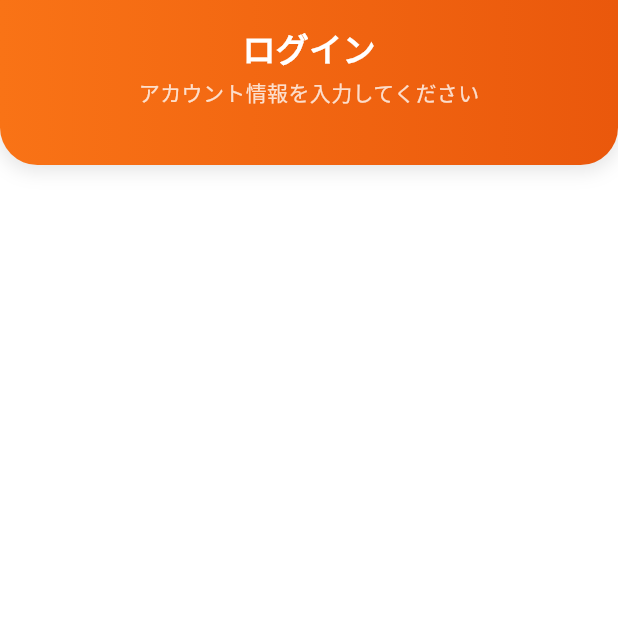
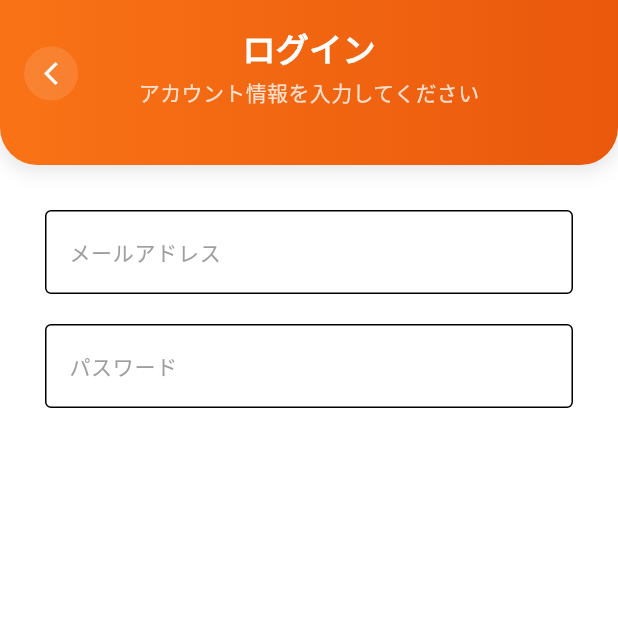
Before and after one commit to yukimiyake0607/task_flow, a Flutter app: the LoginPage screen opened by its route, on a phone screen of 412 x 824 dp, the top half of it. Run offline on Flutter 3.47's test engine with Material 3 defaults, Android fonts, the phone set to English and light mode, and no system bars; our stand-ins replace cloud_firestore, firebase_auth, firebase_core, flutter_riverpod, freezed_annotation, go_router and 1 more; accounts and stored records are empty.

Commit message:
update: custom_appbarに戻るボタンを任意で追加するように修正

```diff
--- a/lib/presentation/core/appbar/custom_appbar.dart
+++ b/lib/presentation/core/appbar/custom_appbar.dart
@@ -1,19 +1,18 @@
 import 'package:flutter/material.dart';
+import 'package:go_router/go_router.dart';
 import 'package:todo_app/presentation/core/theme/todo_card_color.dart';
 
 class CustomAppBar extends StatelessWidget implements PreferredSizeWidget {
   const CustomAppBar({
     super.key,
     required this.title,
-    required this.isPositionCenter,
+    this.isShowPopButton = false,
     this.subTitle,
-    this.actions,
   });
 
   final String title;
-  final bool isPositionCenter;
+  final bool isShowPopButton;
   final String? subTitle;
-  final List<Widget>? actions;
 
   @override
   Widget build(BuildContext context) {
@@ -43,15 +42,35 @@ class CustomAppBar extends StatelessWidget implements PreferredSizeWidget {
       child: SafeArea(
         child: Padding(
           padding: const EdgeInsets.all(16.0),
+          child: Stack(
+            children: [
+              // 前画面に戻るボタン
+              if (isShowPopButton)
+                Positioned(
+                  left: 0,
+                  top: 15,
+                  child: InkWell(
+                    onTap: () {
+                      context.pop();
+                    },
+                    child: Container(
+                      width: 36,
+                      height: 36,
+                      decoration: BoxDecoration(
+                        color: Colors.white.withAlpha(30),
+                        shape: BoxShape.circle,
+                      ),
+                      child: const Icon(
+                        Icons.arrow_back_ios_new,
+                        color: Colors.white,
+                        size: 18,
+                      ),
+                    ),
+                  ),
+                ),
+              // タイトルとサブタイトル
+              Center(
                 child: Column(
-            crossAxisAlignment: isPositionCenter == true
-                ? CrossAxisAlignment.center
-                : CrossAxisAlignment.start,
-            children: [
-              Row(
-                mainAxisAlignment: isPositionCenter == true
-                    ? MainAxisAlignment.center
-                    : MainAxisAlignment.start,
                   children: [
                     Text(
                       title,
@@ -60,9 +79,6 @@ class CustomAppBar extends StatelessWidget implements PreferredSizeWidget {
                         color: Colors.white,
                         fontWeight: FontWeight.bold,
                       ),
-                  ),
-                  ...?actions,
-                ],
                     ),
                     if (subTitle != null)
                       Padding(
@@ -78,6 +94,9 @@ class CustomAppBar extends StatelessWidget implements PreferredSizeWidget {
                   ],
                 ),
               ),
+            ],
+          ),
+        ),
       ),
     );
   }
--- a/lib/presentation/pages/auth/login_page.dart
+++ b/lib/presentation/pages/auth/login_page.dart
@@ -1,16 +1,68 @@
 import 'package:flutter/material.dart';
+import 'package:flutter_riverpod/flutter_riverpod.dart';
 import 'package:todo_app/presentation/core/appbar/custom_appbar.dart';
 
-class LoginPage extends StatelessWidget {
+class LoginPage extends ConsumerStatefulWidget {
   const LoginPage({super.key});
+
+  @override
+  ConsumerState<LoginPage> createState() => _LoginPageState();
+}
+
+class _LoginPageState extends ConsumerState<LoginPage> {
+  final _formKey = GlobalKey<FormState>();
+  final _emailController = TextEditingController();
+  final _passwordController = TextEditingController();
+
+  @override
+  void dispose() {
+    _emailController.dispose();
+    _passwordController.dispose();
+    super.dispose();
+  }
 
   @override
   Widget build(BuildContext context) {
     return Scaffold(
-      appBar: CustomAppBar(
+      appBar: const CustomAppBar(
         title: 'ログイン',
-        isPositionCenter: true,
+        isShowPopButton: true,
         subTitle: 'アカウント情報を入力してください',
+      ),
+      body: SingleChildScrollView(
+        child: Padding(
+          padding: const EdgeInsets.all(30),
+          child: Form(
+            key: _formKey,
+            child: Column(
+              children: [
+                TextFormField(
+                  controller: _emailController,
+                  decoration: const InputDecoration(
+                    labelText: 'メールアドレス',
+                    labelStyle: TextStyle(
+                      fontSize: 14,
+                      color: Colors.grey,
+                    ),
+                    border: OutlineInputBorder(),
+                  ),
+                ),
+                const SizedBox(height: 20),
+                TextFormField(
+                  controller: _passwordController,
+                  decoration: const InputDecoration(
+                    labelText: 'パスワード',
+                    labelStyle: TextStyle(
+                      fontSize: 14,
+                      color: Colors.grey,
+                    ),
+                    border: OutlineInputBorder(),
+                  ),
+                ),
+              ],
+            ),
+          ),
+        ),
       ),
     );
   }
--- a/lib/presentation/pages/home/completed/completed_page.dart
+++ b/lib/presentation/pages/home/completed/completed_page.dart
@@ -10,7 +10,6 @@ class CompletedPage extends ConsumerWidget {
     return const Scaffold(
       appBar: CustomAppBar(
         title: '完了タスク',
-        isPositionCenter: false,
       ),
     );
   }
--- a/lib/presentation/pages/home/profile/profile_page.dart
+++ b/lib/presentation/pages/home/profile/profile_page.dart
@@ -9,7 +9,6 @@ class ProfilePage extends StatelessWidget {
     return const Scaffold(
       appBar: CustomAppBar(
         title: 'プロフィール',
-        isPositionCenter: false,
       ),
       body: Center(
         child: Text('設定画面を表示'),
--- a/lib/presentation/pages/home/todo/todo_page.dart
+++ b/lib/presentation/pages/home/todo/todo_page.dart
@@ -16,7 +16,6 @@ class _TodoPageState extends ConsumerState<TodoPage> {
     return Scaffold(
       appBar: const CustomAppBar(
         title: 'マイタスク',
-        isPositionCenter: false,
         subTitle: 'タスクが3件残っています',
       ),
       floatingActionButton: FloatingActionButton(
```
Also changed, not shown: lib/presentation/pages/auth/register_page.dart (+59 -4 lines). Lines whose indentation alone changed are shown as unchanged.
